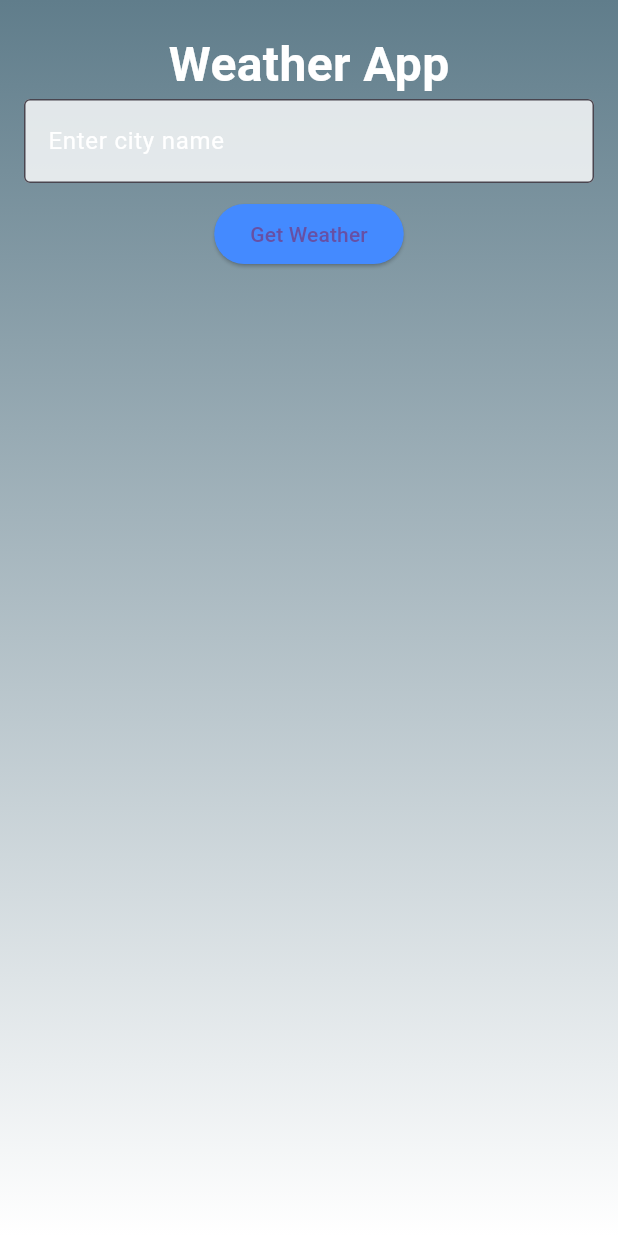
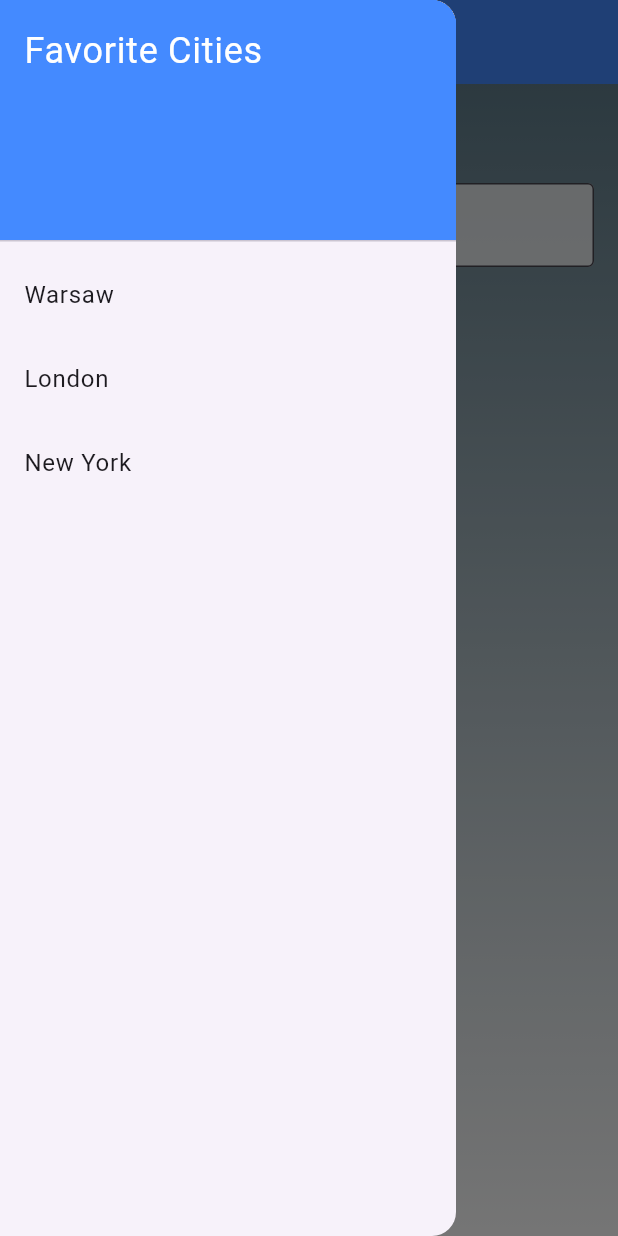
Before and after one commit to Natalia49340/flutter_weather_app, a Flutter app: the screen it shows after launch, with the side drawer open (before the commit the screen has no drawer), on a phone screen of 412 x 824 dp. Run offline on Flutter 3.47's test engine with Material 3 defaults, Android fonts, the phone set to English and light mode, and no system bars; our stand-ins replace flutter_bloc.

Commit message:
Added a side Drawer to display favourite cities

```diff
--- a/flutter_weather_app/lib/models/weather_model.dart
+++ b/flutter_weather_app/lib/models/weather_model.dart
@@ -3,12 +3,16 @@ class Weather {
   final double temperature;
   final String description;
   final String icon;
+  final int sunrise; // Dodajemy pole sunrise
+  final int sunset;  // Dodajemy pole sunset
 
   Weather({
     required this.cityName,
     required this.temperature,
     required this.description,
     required this.icon,
+    required this.sunrise,
+    required this.sunset,
   });
 
   factory Weather.fromJson(Map<String, dynamic> json) {
@@ -17,6 +21,8 @@ class Weather {
       temperature: json['main']['temp'].toDouble(),
       description: json['weather'][0]['description'],
       icon: json['weather'][0]['icon'], // Dodano ikonę
+      sunrise: json['sys']['sunrise'], // Pobieramy czas wschodu
+      sunset: json['sys']['sunset'],   // Pobieramy czas zachodu
     );
   }
 }
--- a/flutter_weather_app/lib/screens/home.dart
+++ b/flutter_weather_app/lib/screens/home.dart
@@ -3,7 +3,6 @@ import 'package:flutter_bloc/flutter_bloc.dart';
 import 'package:flutter_weather_app/bloc/weather_bloc.dart';
 import 'package:flutter_weather_app/bloc/weather_event.dart';
 import 'package:flutter_weather_app/bloc/weather_state.dart';
-
 
 class WeatherPage extends StatelessWidget {
   final TextEditingController cityController = TextEditingController();
@@ -13,8 +12,54 @@ class WeatherPage extends StatelessWidget {
   @override
   Widget build(BuildContext context) {
     return Scaffold(
-      body: BlocBuilder<WeatherBloc, WeatherState>(
-        builder: (context, state) {
+      // Dodajemy AppBar
+      appBar: AppBar(
+        title: Text("Weather App"),
+        backgroundColor: Colors.blueAccent,
+      ),
+      // Dodajemy Drawer (wysuwany panel z ulubionymi miastami)
+      drawer: Drawer(
+        child: ListView(
+          padding: EdgeInsets.zero,
+          children: <Widget>[
+            DrawerHeader(
+              decoration: BoxDecoration(
+                color: Colors.blueAccent,
+              ),
+              child: Text(
+                'Favorite Cities',
+                style: TextStyle(
+                  color: Colors.white,
+                  fontSize: 24,
+                ),
+              ),
+            ),
+            ListTile(
+              title: Text('Warsaw'),
+              onTap: () {
+                context.read<WeatherBloc>().add(FetchWeather('Warsaw'));
+                Navigator.pop(context);
+              },
+            ),
+            ListTile(
+              title: Text('London'),
+              onTap: () {
+                context.read<WeatherBloc>().add(FetchWeather('London'));
+                Navigator.pop(context);
+              },
+            ),
+            ListTile(
+              title: Text('New York'),
+              onTap: () {
+                context.read<WeatherBloc>().add(FetchWeather('New York'));
+                Navigator.pop(context);
+              },
+            ),
+            // Dodaj więcej miast według potrzeby
+          ],
+        ),
+      ),
+      body: BlocBuilder<WeatherBloc, WeatherState>(builder: (context, state) {
         Color getBackgroundColor(double temp) {
           if (temp < 10) {
             return Colors.blue;
@@ -102,7 +147,6 @@ class WeatherPage extends StatelessWidget {
                           "https://openweathermap.org/img/wn/${state.weather.icon}@4x.png",
                           fit: BoxFit.cover,
                         ),
-
                         Text(
                           "${state.weather.temperature}°C",
                           style: TextStyle(
@@ -136,8 +180,7 @@ class WeatherPage extends StatelessWidget {
             ),
           ],
         );
-        },
-      ),
+      }),
     );
   }
 }
```
Also changed, not shown: flutter_weather_app/lib/screens/sidebar.dart (added, +39 -0 lines), flutter_weather_app/pubspec.yaml (+8 -14 lines), flutter_weather_app/pubspec.lock, 5 other files. Lines whose indentation alone changed are shown as unchanged.
